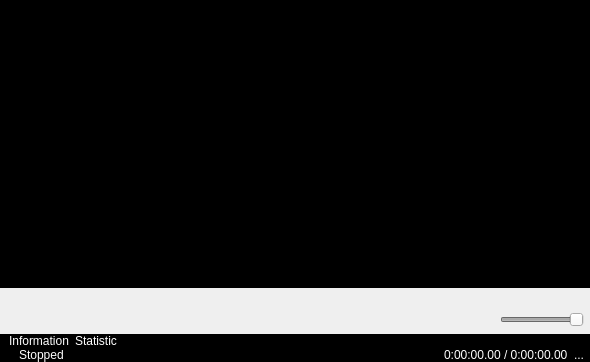
The window that hostwindow.ui (mpc-qt/mpc-qt) describes before a commit, drawn with Qt 5.
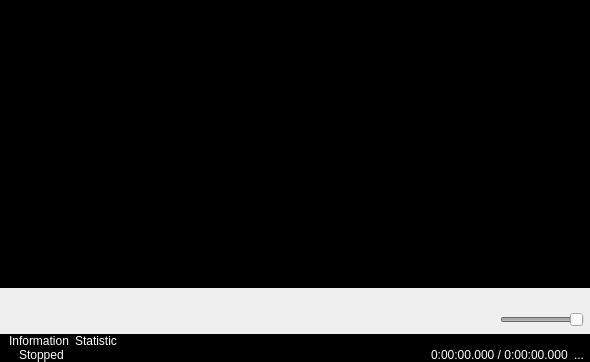
The same window after the commit. Icons and pictures are not drawn.

Commit message:
ui: use a slightly more accurate to_date_fmt calculation
Convert to integer before modulus/division operations.  There's nothing
really wrong with the last method when we have numbers this small, but
whatever.

We also display down to the millisecond now because why not.

Diff of the .ui file:
```diff
--- a/hostwindow.ui
+++ b/hostwindow.ui
@@ -429,7 +429,7 @@
           <item>
            <widget class="QLabel" name="time">
             <property name="text">
-             <string>0:00:00.00 / 0:00:00.00</string>
+             <string>0:00:00.000 / 0:00:00.000</string>
             </property>
            </widget>
           </item>
```
The commit also changes 1 other file.
